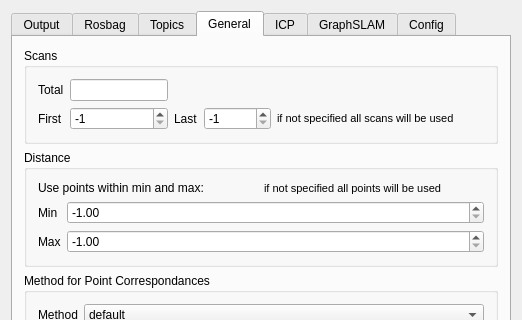
Qt form src/grabe_mapping/src/rqt_plugin/gui_plugin.ui (JannikGrabe/grabe_mapping) before a commit; both pictures show x 0 to 522 and y 0 to 320 of the 522 by 590 pixel window.
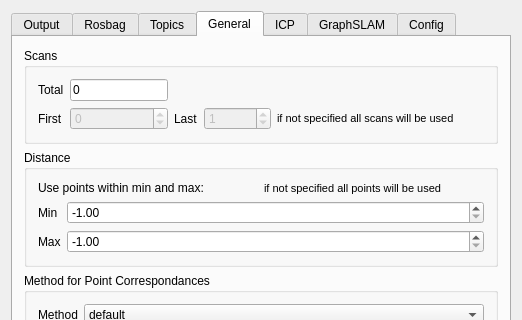
The same form after that commit.

What changed in the file:
```diff
--- a/src/grabe_mapping/src/rqt_plugin/gui_plugin.ui
+++ b/src/grabe_mapping/src/rqt_plugin/gui_plugin.ui
@@ -291,6 +291,9 @@
             <layout class="QGridLayout" name="gridLayout_2">
              <item row="1" column="4">
               <widget class="QSpinBox" name="sb_last">
+               <property name="enabled">
+                <bool>false</bool>
+               </property>
                <property name="minimum">
                 <number>-1</number>
                </property>
@@ -298,7 +301,7 @@
                 <number>1000000</number>
                </property>
                <property name="value">
-                <number>-1</number>
+                <number>1</number>
                </property>
               </widget>
              </item>
@@ -325,6 +328,9 @@
              </item>
              <item row="1" column="1">
               <widget class="QSpinBox" name="sb_first">
+               <property name="enabled">
+                <bool>false</bool>
+               </property>
                <property name="minimum">
                 <number>-1</number>
                </property>
@@ -332,7 +338,7 @@
                 <number>1000000</number>
                </property>
                <property name="value">
-                <number>-1</number>
+                <number>0</number>
                </property>
               </widget>
              </item>
@@ -363,8 +369,11 @@
              </item>
              <item row="0" column="1">
               <widget class="QLineEdit" name="le_total">
+               <property name="text">
+                <string>0</string>
+               </property>
                <property name="readOnly">
-                <bool>true</bool>
+                <bool>false</bool>
                </property>
               </widget>
              </item>
```
